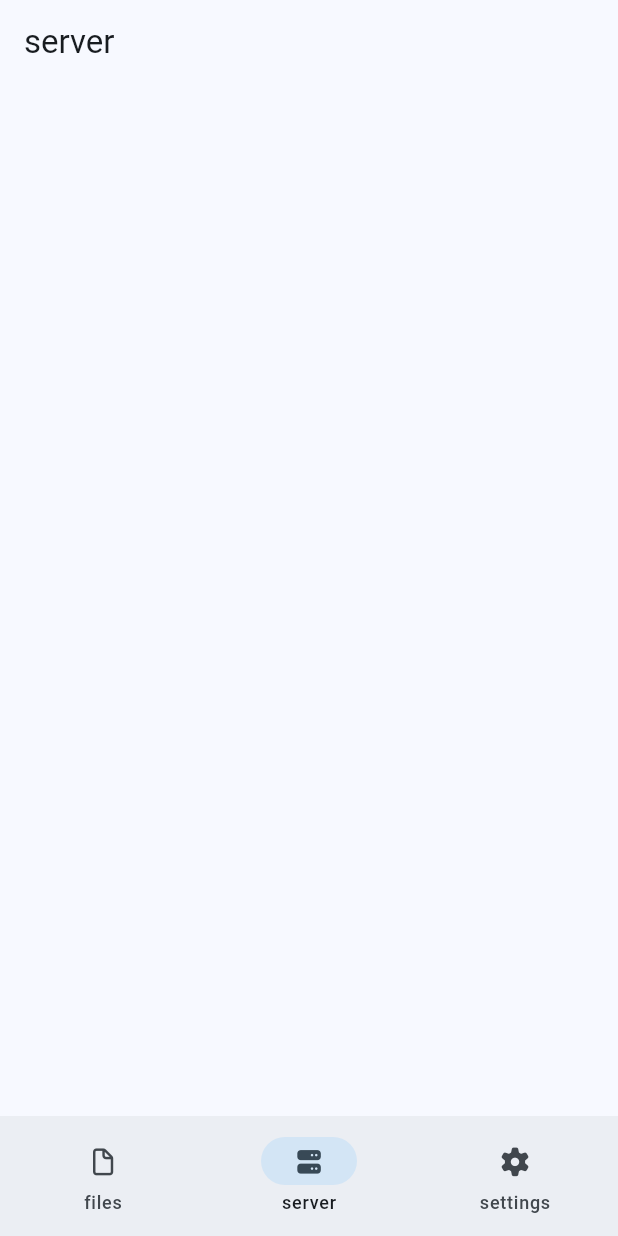
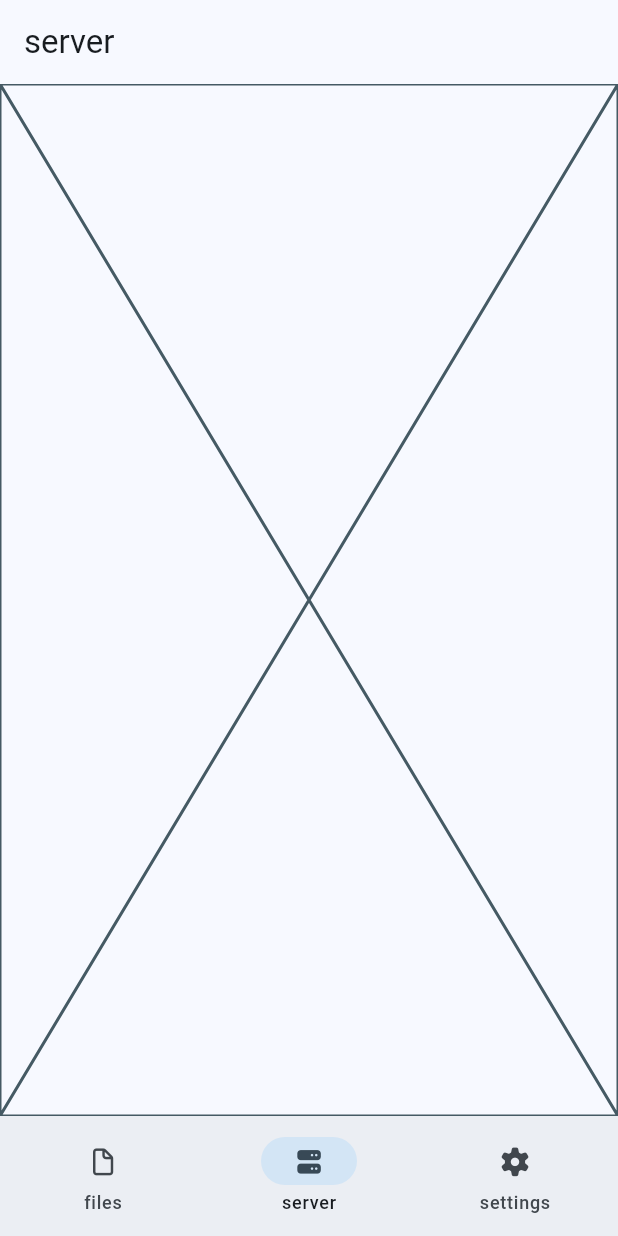
Before and after one commit to Zhoucheng133/Sharer-Mobile, a Flutter app: the screen it shows after launch, item 2 of the bottom bar chosen, on a phone screen of 412 x 824 dp. Run offline on Flutter 3.47's test engine with Material 3 defaults, Android fonts, the phone set to English and light mode, and no system bars; our stand-ins replace font_awesome_flutter, get, shared_preferences.

Commit message:
添加一些主页面

```diff
--- a/lib/main_view.dart
+++ b/lib/main_view.dart
@@ -2,6 +2,9 @@ import 'package:flutter/material.dart';
 import 'package:font_awesome_flutter/font_awesome_flutter.dart';
 import 'package:get/get.dart';
 import 'package:local_sink/utils/controller.dart';
+import 'package:local_sink/views/files_view.dart';
+import 'package:local_sink/views/server_view.dart';
+import 'package:local_sink/views/settings_view.dart';
 
 class MainView extends StatefulWidget {
   const MainView({super.key});
@@ -52,6 +55,14 @@ class _MainViewState extends State<MainView> {
             controller.page.value=Pages.values[index];
           },
         ),
+        body: IndexedStack(
+          index: controller.page.value.index,
+          children: [
+            FilesView(),
+            ServerView(),
+            SettingsView(),
+          ],
+        ),
       ),
     );
   }
--- /dev/null
+++ b/lib/views/server_view.dart
@@ -0,0 +1,15 @@
+import 'package:flutter/widgets.dart';
+
+class ServerView extends StatefulWidget {
+  const ServerView({super.key});
+
+  @override
+  State<ServerView> createState() => _ServerViewState();
+}
+
+class _ServerViewState extends State<ServerView> {
+  @override
+  Widget build(BuildContext context) {
+    return const Placeholder();
+  }
+}
```
Also changed, not shown: lib/views/settings_view.dart (added, +15 -0 lines).
